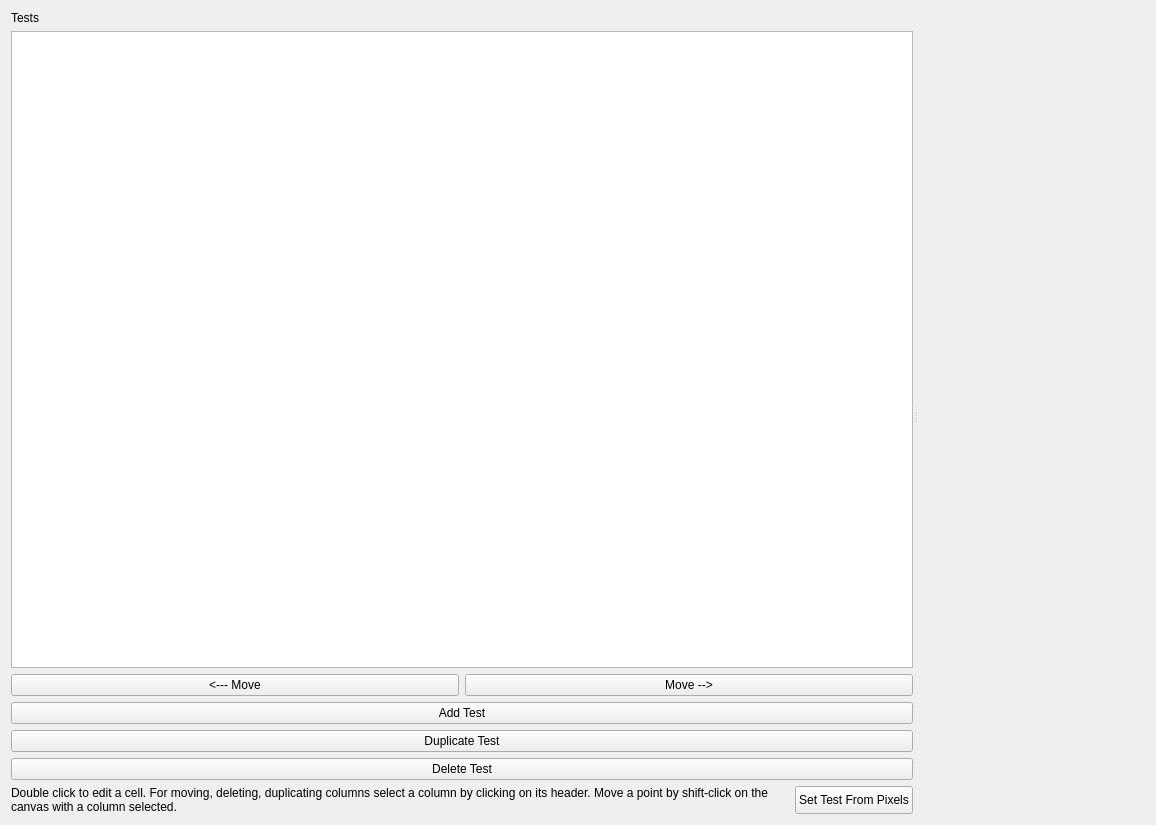
Before: the Qt Designer form src/pcot/assets/tabpixtest.ui in AU-ExoMars/PCOT, drawn with Qt 5.
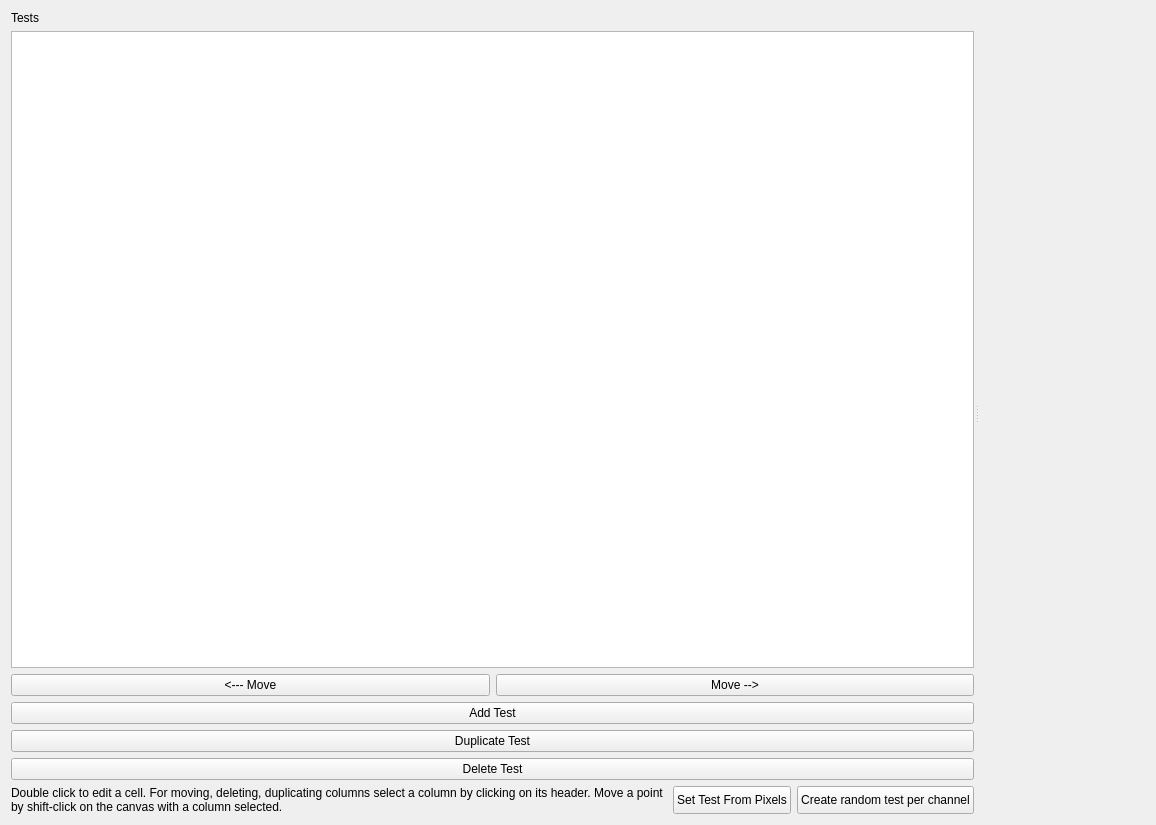
After: the same form once the commit is applied. Custom widgets are drawn as their Qt base class.

Commit message: uncertainty method in datum and datumtype. .u property and the properties graph tests. pooled_sd factored out. properties now call their callback with a Datum. QOL for test building.

What changed in the file:
```diff
--- a/src/pcot/assets/tabpixtest.ui
+++ b/src/pcot/assets/tabpixtest.ui
@@ -161,6 +161,19 @@
            </property>
           </widget>
          </item>
+         <item>
+          <widget class="QPushButton" name="randButton">
+           <property name="sizePolicy">
+            <sizepolicy hsizetype="Maximum" vsizetype="Minimum">
+             <horstretch>0</horstretch>
+             <verstretch>0</verstretch>
+            </sizepolicy>
+           </property>
+           <property name="text">
+            <string>Create random test per channel</string>
+           </property>
+          </widget>
+         </item>
         </layout>
        </item>
       </layout>
```
The commit also changes 14 other files.
